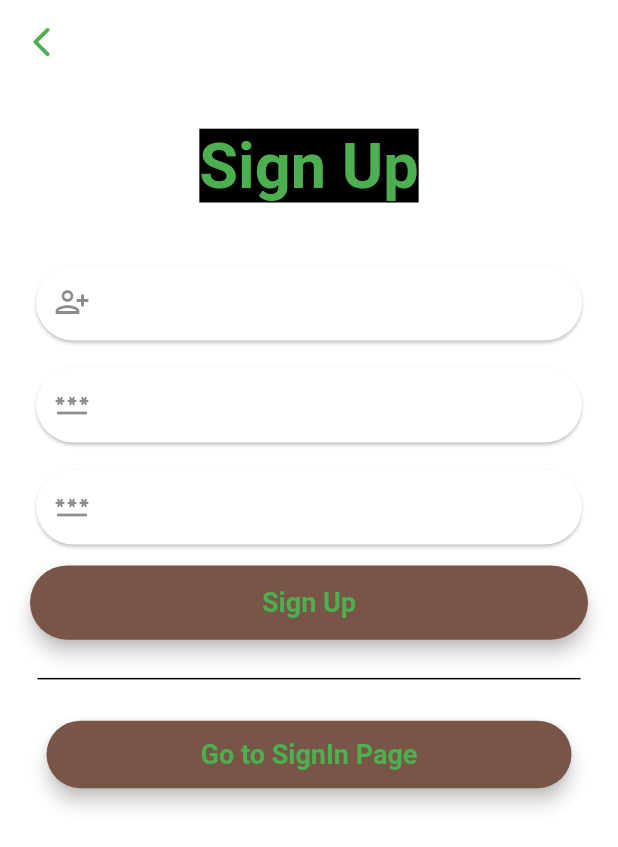
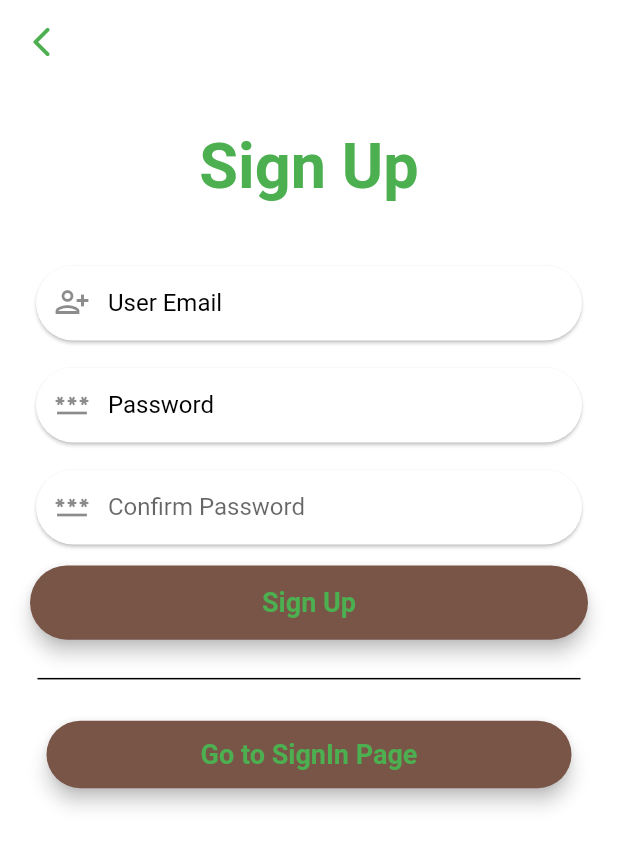
Before and after one commit to Olivi-tech/tailorApp, a Flutter app: the screen it shows after launch, after a tap on "Register With Email", on a phone screen of 412 x 824 dp. Shown: the top 847 px of the screen. Run offline on Flutter 3.47's test engine with Material 2 defaults, Android fonts, the phone set to English and light mode, and no system bars; our stand-ins replace awesome_dialog, cloud_firestore, firebase_auth, firebase_core, fluttertoast, font_awesome_flutter and 2 more; missing offline and left inert: flutter_facebook_auth; accounts and stored records are empty.

```diff
--- a/lib/account_creations/sign_up.dart
+++ b/lib/account_creations/sign_up.dart
@@ -1,5 +1,4 @@
 import 'package:flutter/material.dart';
-import 'package:tailor/account_creations/login.dart';
 import 'package:tailor/account_creations/login_provider.dart';
 import 'package:tailor/utils/widgets.dart';
 
@@ -7,9 +6,9 @@ class SignUp extends StatelessWidget {
   SignUp({Key? key}) : super(key: key);
   final String _title = 'Sign Up';
   static TextStyle textStyle = const TextStyle(
-      fontWeight: FontWeight.bold,
-      color: Colors.green,
-      backgroundColor: Colors.black);
+    fontWeight: FontWeight.bold,
+    color: Colors.green,
+  );
 
   final TextEditingController _userEmailController = TextEditingController();
   final TextEditingController _userPWDController = TextEditingController();
@@ -24,7 +23,7 @@ class SignUp extends StatelessWidget {
     return Scaffold(
       backgroundColor: Colors.white,
       appBar: AppBar(
-        backgroundColor: Colors.white,
+        backgroundColor: Colors.transparent,
         elevation: 0.0,
         shadowColor: Colors.white,
         leading: InkWell(
@@ -64,6 +63,7 @@ class SignUp extends StatelessWidget {
                         padding: const EdgeInsets.only(top: 38.0),
                         child: CommonWidgets.customTextFormField(
                           hintText: 'User Email',
+                          hintStyle: const TextStyle(color: Colors.black),
                           prefixIcon: const Icon(Icons.person_add_alt),
                           controller: _userEmailController,
                           textInputType: TextInputType.emailAddress,
@@ -78,6 +78,7 @@ class SignUp extends StatelessWidget {
                         padding: const EdgeInsets.only(top: 10.0),
                         child: CommonWidgets.customTextFormField(
                           hintText: 'Password',
+                          hintStyle: const TextStyle(color: Colors.black),
                           obscureText: true,
                           controller: _userPWDController,
                           prefixIcon: const Icon(Icons.password),
--- a/lib/utils/widgets.dart
+++ b/lib/utils/widgets.dart
@@ -54,7 +54,7 @@ class CommonWidgets {
         obscureText: obscureText,
         decoration: InputDecoration(
           constraints: const BoxConstraints(maxHeight: 50, minHeight: 50),
-          // label: Text(hintText!),
+          hintText: hintText,
           contentPadding: const EdgeInsets.only(left: 20, top: 15),
           prefixIcon: prefixIcon,
           hintStyle: hintStyle,
```
